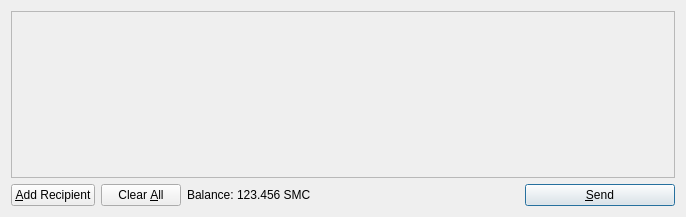
First picture: the form in src/qt/forms/sendcoinsdialog.ui, repository MikeG73/x, before the edit.
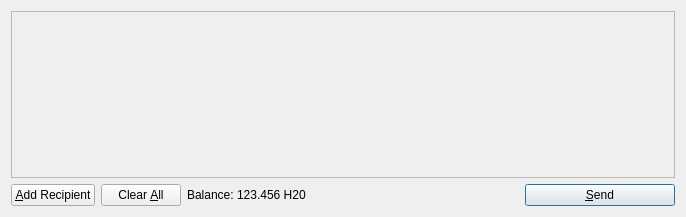
Second picture: the form after the edit. Icons and pictures are not drawn.

Diff of the .ui file:
```diff
--- a/src/qt/forms/sendcoinsdialog.ui
+++ b/src/qt/forms/sendcoinsdialog.ui
@@ -119,7 +119,7 @@
           <cursorShape>IBeamCursor</cursorShape>
          </property>
          <property name="text">
-          <string>123.456 SMC</string>
+          <string>123.456 H20</string>
          </property>
          <property name="textInteractionFlags">
           <set>Qt::LinksAccessibleByMouse|Qt::TextSelectableByKeyboard|Qt::TextSelectableByMouse</set>
```
